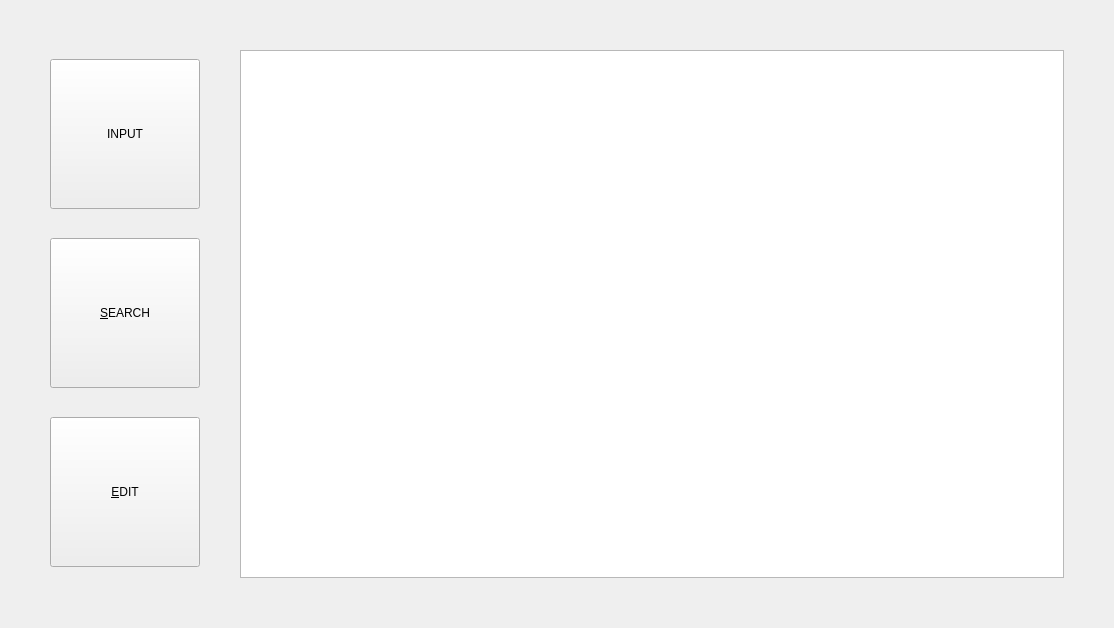
AndaCondaa/Project_CustomerManagementApp, file CustomerManagementAPP/Admin/customermanager.ui: the form before one commit.
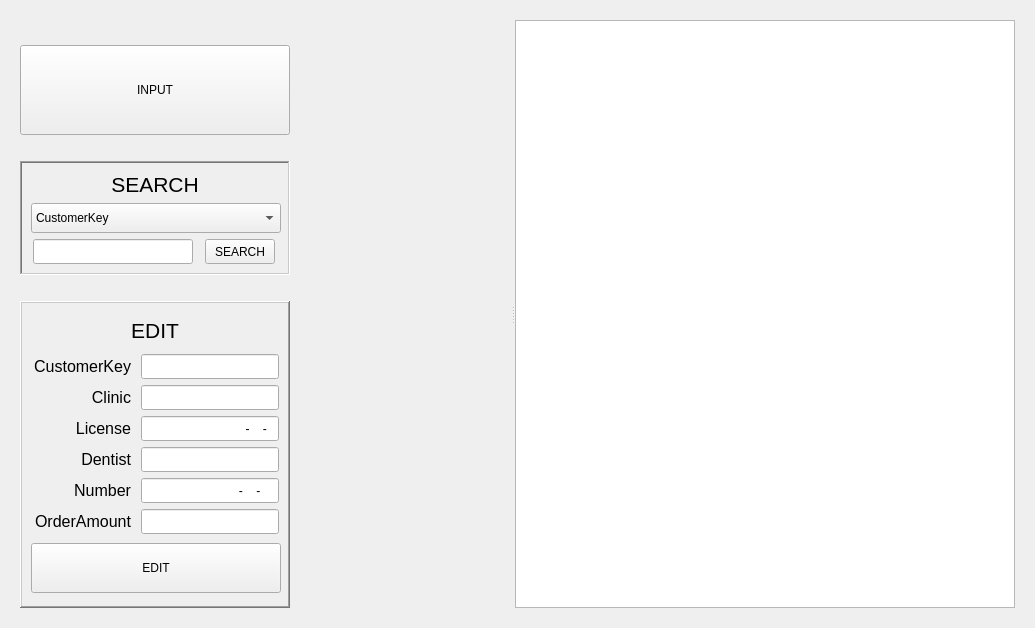
The form after the commit. Icons and pictures are not drawn.

Diff of the .ui file:
```diff
--- a/CustomerManagementAPP/Admin/customermanager.ui
+++ b/CustomerManagementAPP/Admin/customermanager.ui
@@ -6,7 +6,7 @@
    <rect>
     <x>0</x>
     <y>0</y>
-    <width>1114</width>
+    <width>1035</width>
     <height>628</height>
    </rect>
   </property>
@@ -19,24 +19,29 @@
   <property name="windowTitle">
    <string>Form</string>
   </property>
-  <layout class="QGridLayout" name="gridLayout">
+  <layout class="QGridLayout" name="gridLayout_3">
    <property name="leftMargin">
-    <number>0</number>
+    <number>20</number>
    </property>
    <property name="topMargin">
-    <number>0</number>
+    <number>20</number>
    </property>
    <property name="rightMargin">
-    <number>0</number>
+    <number>20</number>
    </property>
    <property name="bottomMargin">
-    <number>0</number>
+    <number>20</number>
    </property>
    <property name="spacing">
-    <number>0</number>
+    <number>20</number>
    </property>
    <item row="0" column="0">
-    <layout class="QVBoxLayout" name="verticalLayout_2">
+    <widget class="QSplitter" name="splitter">
+     <property name="orientation">
+      <enum>Qt::Horizontal</enum>
+     </property>
+     <widget class="QWidget" name="">
+      <layout class="QVBoxLayout" name="verticalLayout_3">
      <item>
       <spacer name="verticalSpacer_3">
        <property name="orientation">
@@ -48,39 +53,11 @@
        <property name="sizeHint" stdset="0">
         <size>
          <width>20</width>
-         <height>50</height>
+           <height>25</height>
         </size>
        </property>
       </spacer>
      </item>
-     <item>
-      <layout class="QHBoxLayout" name="horizontalLayout_2">
-       <property name="spacing">
-        <number>0</number>
-       </property>
-       <item>
-        <spacer name="horizontalSpacer_2">
-         <property name="orientation">
-          <enum>Qt::Horizontal</enum>
-         </property>
-         <property name="sizeType">
-          <enum>QSizePolicy::Fixed</enum>
-         </property>
-         <property name="sizeHint" stdset="0">
-          <size>
-           <width>50</width>
-           <height>20</height>
-          </size>
-         </property>
-        </spacer>
-       </item>
-       <item>
-        <layout class="QHBoxLayout" name="horizontalLayout">
-         <item>
-          <layout class="QVBoxLayout" name="verticalLayout">
-           <property name="spacing">
-            <number>0</number>
-           </property>
            <item>
             <widget class="QPushButton" name="inputButton">
              <property name="sizePolicy">
@@ -91,8 +68,26 @@
              </property>
              <property name="minimumSize">
               <size>
-               <width>150</width>
-               <height>150</height>
+           <width>270</width>
+           <height>90</height>
+          </size>
+         </property>
+         <property name="maximumSize">
+          <size>
+           <width>250</width>
+           <height>90</height>
+          </size>
+         </property>
+         <property name="sizeIncrement">
+          <size>
+           <width>0</width>
+           <height>0</height>
+          </size>
+         </property>
+         <property name="baseSize">
+          <size>
+           <width>250</width>
+           <height>80</height>
               </size>
              </property>
              <property name="text">
@@ -116,7 +111,7 @@
               <enum>Qt::Vertical</enum>
              </property>
              <property name="sizeType">
-              <enum>QSizePolicy::Minimum</enum>
+          <enum>QSizePolicy::Fixed</enum>
              </property>
              <property name="sizeHint" stdset="0">
               <size>
@@ -125,6 +120,112 @@
               </size>
              </property>
             </spacer>
+       </item>
+       <item>
+        <widget class="QFrame" name="frame">
+         <property name="sizePolicy">
+          <sizepolicy hsizetype="Fixed" vsizetype="Fixed">
+           <horstretch>0</horstretch>
+           <verstretch>0</verstretch>
+          </sizepolicy>
+         </property>
+         <property name="minimumSize">
+          <size>
+           <width>270</width>
+           <height>0</height>
+          </size>
+         </property>
+         <property name="maximumSize">
+          <size>
+           <width>270</width>
+           <height>16777215</height>
+          </size>
+         </property>
+         <property name="frameShape">
+          <enum>QFrame::WinPanel</enum>
+         </property>
+         <property name="frameShadow">
+          <enum>QFrame::Sunken</enum>
+         </property>
+         <layout class="QGridLayout" name="gridLayout">
+          <item row="1" column="0">
+           <layout class="QVBoxLayout" name="verticalLayout">
+            <item>
+             <widget class="QComboBox" name="searchComboBox">
+              <property name="sizePolicy">
+               <sizepolicy hsizetype="Preferred" vsizetype="Preferred">
+                <horstretch>0</horstretch>
+                <verstretch>0</verstretch>
+               </sizepolicy>
+              </property>
+              <property name="minimumSize">
+               <size>
+                <width>250</width>
+                <height>30</height>
+               </size>
+              </property>
+              <property name="maximumSize">
+               <size>
+                <width>250</width>
+                <height>30</height>
+               </size>
+              </property>
+              <item>
+               <property name="text">
+                <string>CustomerKey</string>
+               </property>
+              </item>
+              <item>
+               <property name="text">
+                <string>Clinic</string>
+               </property>
+              </item>
+              <item>
+               <property name="text">
+                <string>License</string>
+               </property>
+              </item>
+              <item>
+               <property name="text">
+                <string>Dentist</string>
+               </property>
+              </item>
+              <item>
+               <property name="text">
+                <string>Number</string>
+               </property>
+              </item>
+             </widget>
+            </item>
+            <item>
+             <layout class="QHBoxLayout" name="horizontalLayout">
+              <property name="spacing">
+               <number>10</number>
+              </property>
+              <item>
+               <widget class="QLineEdit" name="searchLine">
+                <property name="sizePolicy">
+                 <sizepolicy hsizetype="Fixed" vsizetype="Fixed">
+                  <horstretch>0</horstretch>
+                  <verstretch>0</verstretch>
+                 </sizepolicy>
+                </property>
+                <property name="minimumSize">
+                 <size>
+                  <width>160</width>
+                  <height>25</height>
+                 </size>
+                </property>
+                <property name="maximumSize">
+                 <size>
+                  <width>160</width>
+                  <height>25</height>
+                 </size>
+                </property>
+                <property name="alignment">
+                 <set>Qt::AlignRight|Qt::AlignTrailing|Qt::AlignVCenter</set>
+                </property>
+               </widget>
            </item>
            <item>
             <widget class="QPushButton" name="searchButton">
@@ -136,13 +237,47 @@
              </property>
              <property name="minimumSize">
               <size>
-               <width>150</width>
-               <height>150</height>
-              </size>
-             </property>
+                  <width>70</width>
+                  <height>25</height>
+                 </size>
+                </property>
+                <property name="maximumSize">
+                 <size>
+                  <width>70</width>
+                  <height>25</height>
+                 </size>
+                </property>
              <property name="text">
-              <string>&amp;SEARCH</string>
-             </property>
+                 <string>SEARCH</string>
+                </property>
+               </widget>
+              </item>
+             </layout>
+            </item>
+           </layout>
+          </item>
+          <item row="0" column="0">
+           <widget class="QLabel" name="searchLabel">
+            <property name="maximumSize">
+             <size>
+              <width>16777215</width>
+              <height>30</height>
+             </size>
+            </property>
+            <property name="font">
+             <font>
+              <pointsize>16</pointsize>
+             </font>
+            </property>
+            <property name="text">
+             <string>SEARCH</string>
+            </property>
+            <property name="alignment">
+             <set>Qt::AlignCenter</set>
+            </property>
+           </widget>
+          </item>
+         </layout>
             </widget>
            </item>
            <item>
@@ -151,7 +286,7 @@
               <enum>Qt::Vertical</enum>
              </property>
              <property name="sizeType">
-              <enum>QSizePolicy::Minimum</enum>
+          <enum>QSizePolicy::Fixed</enum>
              </property>
              <property name="sizeHint" stdset="0">
               <size>
@@ -162,44 +297,432 @@
             </spacer>
            </item>
            <item>
+        <widget class="QFrame" name="frame_2">
+         <property name="sizePolicy">
+          <sizepolicy hsizetype="Fixed" vsizetype="Preferred">
+           <horstretch>0</horstretch>
+           <verstretch>0</verstretch>
+          </sizepolicy>
+         </property>
+         <property name="maximumSize">
+          <size>
+           <width>270</width>
+           <height>16777215</height>
+          </size>
+         </property>
+         <property name="frameShape">
+          <enum>QFrame::WinPanel</enum>
+         </property>
+         <property name="frameShadow">
+          <enum>QFrame::Raised</enum>
+         </property>
+         <layout class="QGridLayout" name="gridLayout_2">
+          <item row="1" column="0">
+           <layout class="QVBoxLayout" name="verticalLayout_2">
+            <item>
+             <layout class="QHBoxLayout" name="horizontalLayout_2">
+              <property name="spacing">
+               <number>10</number>
+              </property>
+              <item>
+               <widget class="QLabel" name="ckLabel">
+                <property name="sizePolicy">
+                 <sizepolicy hsizetype="Fixed" vsizetype="Preferred">
+                  <horstretch>0</horstretch>
+                  <verstretch>0</verstretch>
+                 </sizepolicy>
+                </property>
+                <property name="maximumSize">
+                 <size>
+                  <width>100</width>
+                  <height>16777215</height>
+                 </size>
+                </property>
+                <property name="baseSize">
+                 <size>
+                  <width>120</width>
+                  <height>0</height>
+                 </size>
+                </property>
+                <property name="font">
+                 <font>
+                  <pointsize>12</pointsize>
+                 </font>
+                </property>
+                <property name="text">
+                 <string>CustomerKey</string>
+                </property>
+                <property name="alignment">
+                 <set>Qt::AlignRight|Qt::AlignTrailing|Qt::AlignVCenter</set>
+                </property>
+               </widget>
+              </item>
+              <item>
+               <widget class="QLineEdit" name="ckEditLine">
+                <property name="sizePolicy">
+                 <sizepolicy hsizetype="Fixed" vsizetype="Fixed">
+                  <horstretch>0</horstretch>
+                  <verstretch>0</verstretch>
+                 </sizepolicy>
+                </property>
+                <property name="maximumSize">
+                 <size>
+                  <width>180</width>
+                  <height>25</height>
+                 </size>
+                </property>
+                <property name="alignment">
+                 <set>Qt::AlignRight|Qt::AlignTrailing|Qt::AlignVCenter</set>
+                </property>
+                <property name="readOnly">
+                 <bool>true</bool>
+                </property>
+               </widget>
+              </item>
+             </layout>
+            </item>
+            <item>
+             <layout class="QHBoxLayout" name="horizontalLayout_3">
+              <property name="spacing">
+               <number>10</number>
+              </property>
+              <item>
+               <widget class="QLabel" name="clinicLabel">
+                <property name="sizePolicy">
+                 <sizepolicy hsizetype="Fixed" vsizetype="Preferred">
+                  <horstretch>0</horstretch>
+                  <verstretch>0</verstretch>
+                 </sizepolicy>
+                </property>
+                <property name="maximumSize">
+                 <size>
+                  <width>100</width>
+                  <height>16777215</height>
+                 </size>
+                </property>
+                <property name="font">
+                 <font>
+                  <pointsize>12</pointsize>
+                  <bold>false</bold>
+                 </font>
+                </property>
+                <property name="text">
+                 <string>Clinic</string>
+                </property>
+                <property name="alignment">
+                 <set>Qt::AlignRight|Qt::AlignTrailing|Qt::AlignVCenter</set>
+                </property>
+               </widget>
+              </item>
+              <item>
+               <widget class="QLineEdit" name="clinicEditLine">
+                <property name="sizePolicy">
+                 <sizepolicy hsizetype="Fixed" vsizetype="Fixed">
+                  <horstretch>0</horstretch>
+                  <verstretch>0</verstretch>
+                 </sizepolicy>
+                </property>
+                <property name="maximumSize">
+                 <size>
+                  <width>180</width>
+                  <height>25</height>
+                 </size>
+                </property>
+                <property name="inputMask">
+                 <string/>
+                </property>
+                <property name="alignment">
+                 <set>Qt::AlignRight|Qt::AlignTrailing|Qt::AlignVCenter</set>
+                </property>
+               </widget>
+              </item>
+             </layout>
+            </item>
+            <item>
+             <layout class="QHBoxLayout" name="horizontalLayout_4">
+              <property name="spacing">
+               <number>10</number>
+              </property>
+              <item>
+               <widget class="QLabel" name="licenseLabel">
+                <property name="sizePolicy">
+                 <sizepolicy hsizetype="Fixed" vsizetype="Preferred">
+                  <horstretch>0</horstretch>
+                  <verstretch>0</verstretch>
+                 </sizepolicy>
+                </property>
+                <property name="maximumSize">
+                 <size>
+                  <width>100</width>
+                  <height>16777215</height>
+                 </size>
+                </property>
+                <property name="font">
+                 <font>
+                  <pointsize>12</pointsize>
+                  <bold>false</bold>
+                 </font>
+                </property>
+                <property name="text">
+                 <string>License</string>
+                </property>
+                <property name="alignment">
+                 <set>Qt::AlignRight|Qt::AlignTrailing|Qt::AlignVCenter</set>
+                </property>
+               </widget>
+              </item>
+              <item>
+               <widget class="QLineEdit" name="licenseEditLine">
+                <property name="sizePolicy">
+                 <sizepolicy hsizetype="Fixed" vsizetype="Fixed">
+                  <horstretch>0</horstretch>
+                  <verstretch>0</verstretch>
+                 </sizepolicy>
+                </property>
+                <property name="maximumSize">
+                 <size>
+                  <width>180</width>
+                  <height>25</height>
+                 </size>
+                </property>
+                <property name="inputMask">
+                 <string>00-0000-00</string>
+                </property>
+                <property name="alignment">
+                 <set>Qt::AlignRight|Qt::AlignTrailing|Qt::AlignVCenter</set>
+                </property>
+               </widget>
+              </item>
+             </layout>
+            </item>
+            <item>
+             <layout class="QHBoxLayout" name="horizontalLayout_5">
+              <property name="spacing">
+               <number>10</number>
+              </property>
+              <item>
+               <widget class="QLabel" name="dentistLabel">
+                <property name="sizePolicy">
+                 <sizepolicy hsizetype="Fixed" vsizetype="Preferred">
+                  <horstretch>0</horstretch>
+                  <verstretch>0</verstretch>
+                 </sizepolicy>
+                </property>
+                <property name="maximumSize">
+                 <size>
+                  <width>100</width>
+                  <height>16777215</height>
+                 </size>
+                </property>
+                <property name="font">
+                 <font>
+                  <pointsize>12</pointsize>
+                  <bold>false</bold>
+                 </font>
+                </property>
+                <property name="text">
+                 <string>Dentist</string>
+                </property>
+                <property name="alignment">
+                 <set>Qt::AlignRight|Qt::AlignTrailing|Qt::AlignVCenter</set>
+                </property>
+               </widget>
+              </item>
+              <item>
+               <widget class="QLineEdit" name="dentistEditLine">
+                <property name="sizePolicy">
+                 <sizepolicy hsizetype="Fixed" vsizetype="Fixed">
+                  <horstretch>0</horstretch>
+                  <verstretch>0</verstretch>
+                 </sizepolicy>
+                </property>
+                <property name="maximumSize">
+                 <size>
+                  <width>180</width>
+                  <height>25</height>
+                 </size>
+                </property>
+                <property name="alignment">
+                 <set>Qt::AlignRight|Qt::AlignTrailing|Qt::AlignVCenter</set>
+                </property>
+               </widget>
+              </item>
+             </layout>
+            </item>
+            <item>
+             <layout class="QHBoxLayout" name="horizontalLayout_6">
+              <property name="spacing">
+               <number>10</number>
+              </property>
+              <item>
+               <widget class="QLabel" name="numberLabel">
+                <property name="sizePolicy">
+                 <sizepolicy hsizetype="Fixed" vsizetype="Preferred">
+                  <horstretch>0</horstretch>
+                  <verstretch>0</verstretch>
+                 </sizepolicy>
+                </property>
+                <property name="maximumSize">
+                 <size>
+                  <width>100</width>
+                  <height>16777215</height>
+                 </size>
+                </property>
+                <property name="font">
+                 <font>
+                  <pointsize>12</pointsize>
+                  <bold>false</bold>
+                 </font>
+                </property>
+                <property name="text">
+                 <string>Number</string>
+                </property>
+                <property name="alignment">
+                 <set>Qt::AlignRight|Qt::AlignTrailing|Qt::AlignVCenter</set>
+                </property>
+               </widget>
+              </item>
+              <item>
+               <widget class="QLineEdit" name="numberEditLine">
+                <property name="sizePolicy">
+                 <sizepolicy hsizetype="Fixed" vsizetype="Fixed">
+                  <horstretch>0</horstretch>
+                  <verstretch>0</verstretch>
+                 </sizepolicy>
+                </property>
+                <property name="maximumSize">
+                 <size>
+                  <width>180</width>
+                  <height>25</height>
+                 </size>
+                </property>
+                <property name="inputMask">
+                 <string>000-0000-0000</string>
+                </property>
+                <property name="alignment">
+                 <set>Qt::AlignRight|Qt::AlignTrailing|Qt::AlignVCenter</set>
+                </property>
+               </widget>
+              </item>
+             </layout>
+            </item>
+            <item>
+             <layout class="QHBoxLayout" name="horizontalLayout_7">
+              <property name="spacing">
+               <number>10</number>
+              </property>
+              <item>
+               <widget class="QLabel" name="amountLabel">
+                <property name="sizePolicy">
+                 <sizepolicy hsizetype="Fixed" vsizetype="Preferred">
+                  <horstretch>0</horstretch>
+                  <verstretch>0</verstretch>
+                 </sizepolicy>
+                </property>
+                <property name="maximumSize">
+                 <size>
+                  <width>100</width>
+                  <height>16777215</height>
+                 </size>
+                </property>
+                <property name="font">
+                 <font>
+                  <pointsize>12</pointsize>
+                  <bold>false</bold>
+                 </font>
+                </property>
+                <property name="text">
+                 <string>OrderAmount</string>
+                </property>
+                <property name="alignment">
+                 <set>Qt::AlignRight|Qt::AlignTrailing|Qt::AlignVCenter</set>
+                </property>
+               </widget>
+              </item>
+              <item>
+               <widget class="QLineEdit" name="amountEditLine">
+                <property name="sizePolicy">
+                 <sizepolicy hsizetype="Fixed" vsizetype="Fixed">
+                  <horstretch>0</horstretch>
+                  <verstretch>0</verstretch>
+                 </sizepolicy>
+                </property>
+                <property name="maximumSize">
+                 <size>
+                  <width>180</width>
+                  <height>25</height>
+                 </size>
+                </property>
+                <property name="alignment">
+                 <set>Qt::AlignRight|Qt::AlignTrailing|Qt::AlignVCenter</set>
+                </property>
+                <property name="readOnly">
+                 <bool>true</bool>
+                </property>
+               </widget>
+              </item>
+             </layout>
+            </item>
+           </layout>
+          </item>
+          <item row="2" column="0">
             <widget class="QPushButton" name="editButton">
              <property name="sizePolicy">
-              <sizepolicy hsizetype="Fixed" vsizetype="Fixed">
+             <sizepolicy hsizetype="Preferred" vsizetype="Preferred">
                <horstretch>0</horstretch>
                <verstretch>0</verstretch>
               </sizepolicy>
              </property>
              <property name="minimumSize">
               <size>
-               <width>150</width>
-               <height>150</height>
-              </size>
-             </property>
+              <width>250</width>
+              <height>30</height>
+             </size>
+            </property>
+            <property name="maximumSize">
+             <size>
+              <width>270</width>
+              <height>50</height>
+             </size>
+            </property>
              <property name="text">
-              <string>&amp;EDIT</string>
+             <string>EDIT</string>
              </property>
             </widget>
            </item>
-          </layout>
-         </item>
-         <item>
-          <spacer name="horizontalSpacer">
-           <property name="orientation">
-            <enum>Qt::Horizontal</enum>
-           </property>
-           <property name="sizeType">
-            <enum>QSizePolicy::Minimum</enum>
-           </property>
-           <property name="sizeHint" stdset="0">
+          <item row="0" column="0">
+           <widget class="QLabel" name="editLabel">
+            <property name="maximumSize">
             <size>
-             <width>40</width>
-             <height>20</height>
-            </size>
-           </property>
-          </spacer>
-         </item>
-         <item>
+              <width>16777215</width>
+              <height>30</height>
+             </size>
+            </property>
+            <property name="font">
+             <font>
+              <pointsize>16</pointsize>
+             </font>
+            </property>
+            <property name="text">
+             <string>EDIT</string>
+            </property>
+            <property name="alignment">
+             <set>Qt::AlignCenter</set>
+            </property>
+           </widget>
+          </item>
+         </layout>
+        </widget>
+       </item>
+      </layout>
+     </widget>
           <widget class="QTableView" name="customerTableView">
+      <property name="sizePolicy">
+       <sizepolicy hsizetype="Preferred" vsizetype="Preferred">
+        <horstretch>0</horstretch>
+        <verstretch>0</verstretch>
+       </sizepolicy>
+      </property>
            <property name="minimumSize">
             <size>
              <width>500</width>
@@ -209,45 +732,23 @@
            <property name="styleSheet">
             <string notr="true"/>
            </property>
-          </widget>
-         </item>
-        </layout>
-       </item>
-       <item>
-        <spacer name="horizontalSpacer_3">
-         <property name="orientation">
-          <enum>Qt::Horizontal</enum>
-         </property>
-         <property name="sizeType">
-          <enum>QSizePolicy::Fixed</enum>
-         </property>
-         <property name="sizeHint" stdset="0">
-          <size>
-           <width>50</width>
-           <height>20</height>
-          </size>
-         </property>
-        </spacer>
-       </item>
-      </layout>
-     </item>
-     <item>
-      <spacer name="verticalSpacer_4">
-       <property name="orientation">
-        <enum>Qt::Vertical</enum>
-       </property>
-       <property name="sizeType">
-        <enum>QSizePolicy::Fixed</enum>
-       </property>
-       <property name="sizeHint" stdset="0">
-        <size>
-         <width>20</width>
-         <height>50</height>
-        </size>
-       </property>
-      </spacer>
-     </item>
-    </layout>
+      <property name="sizeAdjustPolicy">
+       <enum>QAbstractScrollArea::AdjustToContents</enum>
+      </property>
+      <property name="selectionMode">
+       <enum>QAbstractItemView::SingleSelection</enum>
+      </property>
+      <property name="selectionBehavior">
+       <enum>QAbstractItemView::SelectRows</enum>
+      </property>
+      <attribute name="horizontalHeaderCascadingSectionResizes">
+       <bool>false</bool>
+      </attribute>
+      <attribute name="verticalHeaderCascadingSectionResizes">
+       <bool>false</bool>
+      </attribute>
+     </widget>
+    </widget>
    </item>
   </layout>
  </widget>
```
Lines whose indentation alone changed are shown as unchanged.
